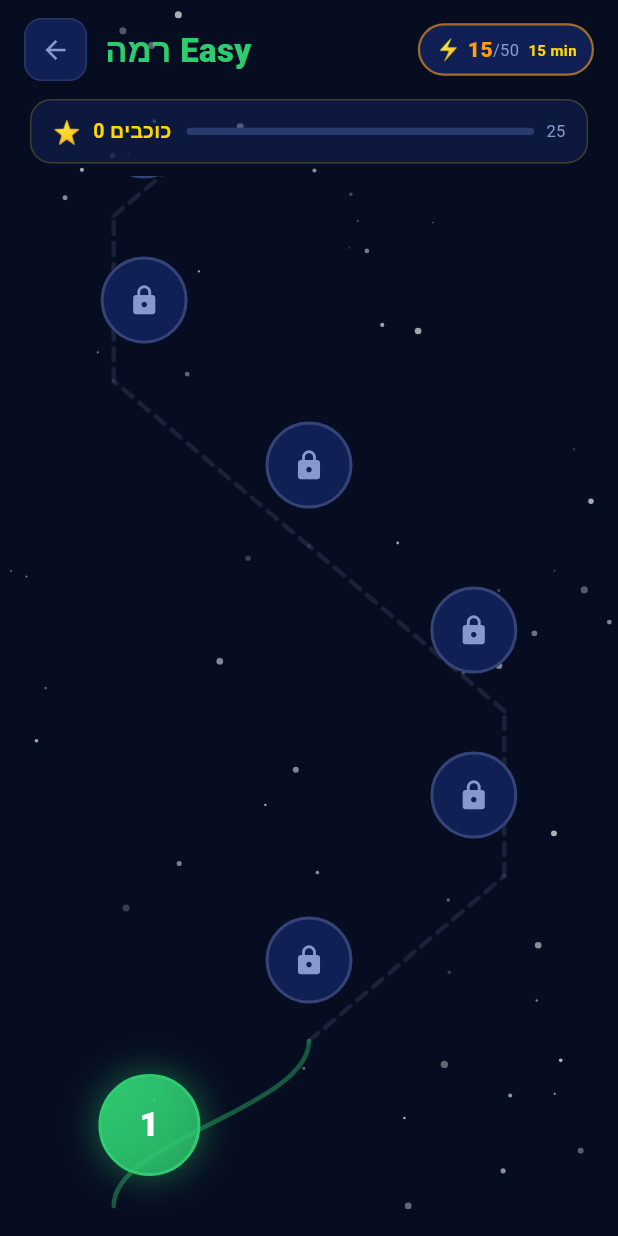
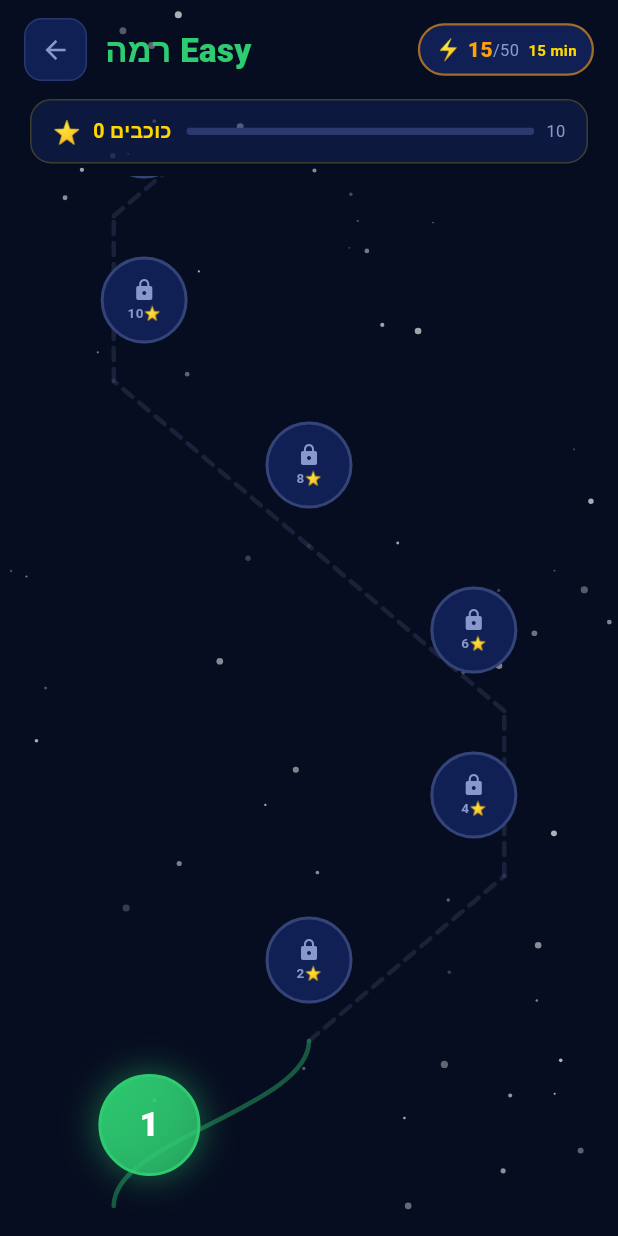
Before and after one commit to ShmuelBenHorin/trivia, a Flutter app: the screen it shows after launch, after a tap on "Easy", on a phone screen of 412 x 824 dp. Run offline on Flutter 3.47's test engine with Material 3 defaults, Android fonts, the phone set to English and light mode, and no system bars; our stand-ins replace audioplayers, google_mobile_ads, shared_preferences; missing offline and left inert: dart:js, purchases_flutter.

Commit message:
Random questions per play, unlock medium=10/hard=15 stars, show stars needed on locked levels

```diff
--- a/lib/main.dart
+++ b/lib/main.dart
@@ -47,8 +47,8 @@ class Cfg {
   static const starsPerLevel        = 3;
   static const maxWrongPerLevel     = 2;
   static const starsToUnlockNext    = 2;
-  static const starsToUnlockMedium  = 25;
-  static const starsToUnlockHard    = 25;
+  static const starsToUnlockMedium  = 10;
+  static const starsToUnlockHard    = 15;
 
   static const maxEnergyFree        = 15;
   static const maxEnergyPremium     = 50;
@@ -104,8 +104,16 @@ class QRepo {
       (jsonDecode(j) as List).map((e)=>Question.fromMap(e)).toList();
   static List<Question> forDiff(Diff d) => [easy,medium,hard][d.index];
   static List<Question> forLevel(int idx, Diff d) {
-    final pool = List<Question>.from(forDiff(d))..shuffle(Random(idx*31+d.index*7));
-    return pool.take(Cfg.questionsPerLevel).toList();
+    final all = forDiff(d);
+    final perLevel = Cfg.questionsPerLevel;
+    // Each level owns a fixed block of questions, but they're shuffled randomly each play
+    final start = (idx * perLevel) % all.length;
+    final pool = <Question>[];
+    for (int i = 0; i < perLevel; i++) {
+      pool.add(all[(start + i) % all.length]);
+    }
+    pool.shuffle();
+    return pool;
   }
   static int levelCount(Diff d) => max(1,(forDiff(d).length/Cfg.questionsPerLevel).floor());
   static List<Question> all(bool prem) =>
@@ -1090,7 +1098,11 @@ class _LevelNode extends StatelessWidget {
               boxShadow:unlocked?[BoxShadow(color:(perfect?Pal.gold:diff.color).withOpacity(0.4),blurRadius:18,spreadRadius:2)]:null),
             child:Center(child:unlocked
               ?Text('${index+1}',style:const TextStyle(color:Colors.white,fontSize:22,fontWeight:FontWeight.w900))
-              :const Icon(Icons.lock_rounded,color:Pal.ts,size:22))),
+              :Column(mainAxisSize:MainAxisSize.min,children:[
+                  const Icon(Icons.lock_rounded,color:Pal.ts,size:16),
+                  const SizedBox(height:1),
+                  Text('${index*Cfg.starsToUnlockNext}⭐',style:const TextStyle(color:Pal.ts,fontSize:9,fontWeight:FontWeight.w700)),
+                ]))),
         ]))),
     ]));
   }
```
